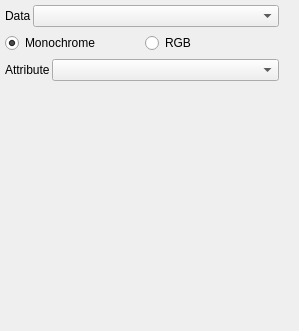
glue-viz/glue, file glue/qt/ui/imagewidget.ui: the form before one commit.
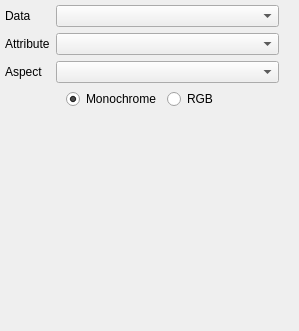
The form after the commit. Custom widgets are drawn as their Qt base class.

```diff
--- a/glue/qt/ui/imagewidget.ui
+++ b/glue/qt/ui/imagewidget.ui
@@ -51,18 +51,15 @@
        <number>10</number>
       </property>
       <item>
-       <layout class="QHBoxLayout" name="horizontalLayout">
-        <property name="spacing">
-         <number>2</number>
-        </property>
-        <item>
-         <widget class="QLabel" name="label">
+       <layout class="QGridLayout" name="gridLayout">
+        <item row="1" column="0">
+         <widget class="QLabel" name="mono_att_label">
           <property name="text">
-           <string>Data</string>
+           <string>Attribute</string>
           </property>
          </widget>
         </item>
-        <item>
+        <item row="0" column="1">
          <widget class="GlueComboBox" name="displayDataCombo">
           <property name="sizePolicy">
            <sizepolicy hsizetype="Expanding" vsizetype="Fixed">
@@ -78,10 +75,56 @@
           </property>
          </widget>
         </item>
+        <item row="1" column="1">
+         <widget class="GlueComboBox" name="attributeComboBox">
+          <property name="sizePolicy">
+           <sizepolicy hsizetype="Expanding" vsizetype="Fixed">
+            <horstretch>0</horstretch>
+            <verstretch>0</verstretch>
+           </sizepolicy>
+          </property>
+          <property name="toolTip">
+           <string>Set which attribute of the data to display</string>
+          </property>
+          <property name="sizeAdjustPolicy">
+           <enum>QComboBox::AdjustToMinimumContentsLength</enum>
+          </property>
+         </widget>
+        </item>
+        <item row="0" column="0">
+         <widget class="QLabel" name="label">
+          <property name="text">
+           <string>Data</string>
+          </property>
+         </widget>
+        </item>
+        <item row="2" column="0">
+         <widget class="QLabel" name="label_2">
+          <property name="text">
+           <string>Aspect</string>
+          </property>
+         </widget>
+        </item>
+        <item row="2" column="1">
+         <widget class="QComboBox" name="aspectCombo"/>
+        </item>
        </layout>
       </item>
       <item>
-       <layout class="QHBoxLayout" name="horizontalLayout_4">
+       <layout class="QHBoxLayout" name="monochrome_options">
+        <item>
+         <spacer name="horizontalSpacer">
+          <property name="orientation">
+           <enum>Qt::Horizontal</enum>
+          </property>
+          <property name="sizeHint" stdset="0">
+           <size>
+            <width>40</width>
+            <height>20</height>
+           </size>
+          </property>
+         </spacer>
+        </item>
         <item>
          <widget class="QRadioButton" name="monochrome">
           <property name="text">
@@ -105,37 +148,23 @@
           </attribute>
          </widget>
         </item>
+        <item>
+         <spacer name="horizontalSpacer_2">
+          <property name="orientation">
+           <enum>Qt::Horizontal</enum>
+          </property>
+          <property name="sizeHint" stdset="0">
+           <size>
+            <width>40</width>
+            <height>20</height>
+           </size>
+          </property>
+         </spacer>
+        </item>
        </layout>
       </item>
       <item>
-       <layout class="QHBoxLayout" name="monochrome_options">
-        <property name="spacing">
-         <number>2</number>
-        </property>
-        <item>
-         <widget class="QLabel" name="mono_att_label">
-          <property name="text">
-           <string>Attribute</string>
-          </property>
-         </widget>
-        </item>
-        <item>
-         <widget class="GlueComboBox" name="attributeComboBox">
-          <property name="sizePolicy">
-           <sizepolicy hsizetype="Expanding" vsizetype="Fixed">
-            <horstretch>0</horstretch>
-            <verstretch>0</verstretch>
-           </sizepolicy>
-          </property>
-          <property name="toolTip">
-           <string>Set which attribute of the data to display</string>
-          </property>
-          <property name="sizeAdjustPolicy">
-           <enum>QComboBox::AdjustToMinimumContentsLength</enum>
-          </property>
-         </widget>
-        </item>
-       </layout>
+       <layout class="QVBoxLayout" name="slice_layout"/>
       </item>
       <item>
        <widget class="RGBEdit" name="rgb_options" native="true">
@@ -144,22 +173,6 @@
         </property>
        </widget>
       </item>
-      <item>
-       <layout class="QVBoxLayout" name="slice_layout"/>
-      </item>
-      <item>
-       <spacer name="verticalSpacer">
-        <property name="orientation">
-         <enum>Qt::Vertical</enum>
-        </property>
-        <property name="sizeHint" stdset="0">
-         <size>
-          <width>5</width>
-          <height>5</height>
-         </size>
-        </property>
-       </spacer>
-      </item>
      </layout>
     </widget>
    </item>
```
